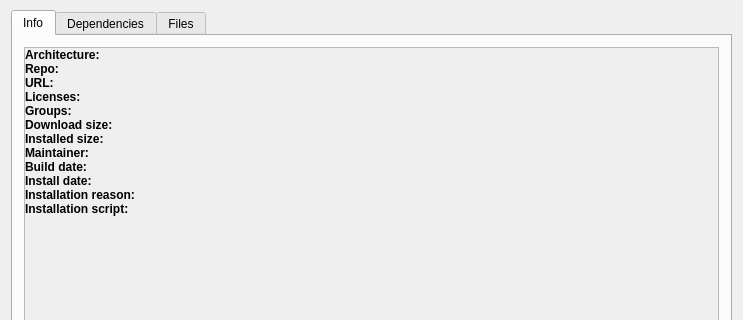
First picture: the form in src/mainwindow.ui, repository Shatur/orson, before the edit; both pictures show x 0 to 743 and y 271 to 591 of the 743 by 722 pixel window.
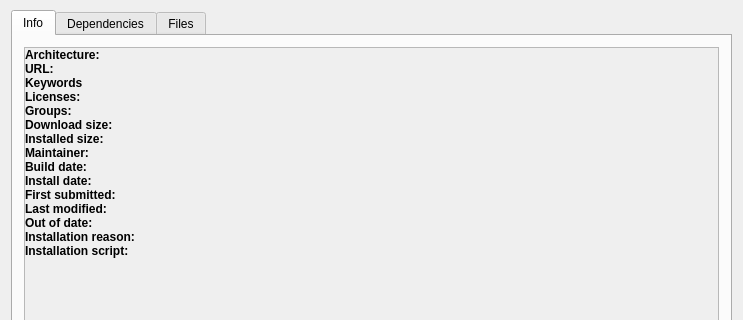
Second picture: the form after the edit. Custom widgets are drawn as their Qt base class.

```diff
--- a/src/mainwindow.ui
+++ b/src/mainwindow.ui
@@ -167,8 +167,8 @@
             <rect>
              <x>0</x>
              <y>0</y>
-             <width>707</width>
-             <height>365</height>
+             <width>687</width>
+             <height>450</height>
             </rect>
            </property>
            <layout class="QFormLayout" name="infoContentLayout">
@@ -220,29 +220,6 @@
              </widget>
             </item>
             <item row="1" column="0">
-             <widget class="QLabel" name="repoTitleLabel">
-              <property name="styleSheet">
-               <string notr="true">font-weight: bold;</string>
-              </property>
-              <property name="text">
-               <string>Repo:</string>
-              </property>
-              <property name="margin">
-               <number>6</number>
-              </property>
-             </widget>
-            </item>
-            <item row="1" column="1">
-             <widget class="QLabel" name="repoLabel">
-              <property name="text">
-               <string/>
-              </property>
-              <property name="margin">
-               <number>6</number>
-              </property>
-             </widget>
-            </item>
-            <item row="2" column="0">
              <widget class="QLabel" name="urlTitleLabel">
               <property name="styleSheet">
                <string notr="true">font-weight: bold;</string>
@@ -255,7 +232,7 @@
               </property>
              </widget>
             </item>
-            <item row="2" column="1">
+            <item row="1" column="1">
              <widget class="QLabel" name="urlLabel">
               <property name="text">
                <string/>
@@ -451,6 +428,78 @@
              </widget>
             </item>
             <item row="10" column="0">
+             <widget class="QLabel" name="firstSubmittedTitleLabel">
+              <property name="styleSheet">
+               <string notr="true">font-weight: bold;</string>
+              </property>
+              <property name="text">
+               <string>First submitted:</string>
+              </property>
+              <property name="margin">
+               <number>6</number>
+              </property>
+             </widget>
+            </item>
+            <item row="10" column="1">
+             <widget class="QLabel" name="firstSubmittedLabel">
+              <property name="text">
+               <string/>
+              </property>
+              <property name="margin">
+               <number>6</number>
+              </property>
+             </widget>
+            </item>
+            <item row="11" column="0">
+             <widget class="QLabel" name="lastModifiedTitleLabel">
+              <property name="styleSheet">
+               <string notr="true">font-weight: bold;</string>
+              </property>
+              <property name="text">
+               <string>Last modified:</string>
+              </property>
+              <property name="margin">
+               <number>6</number>
+              </property>
+             </widget>
+            </item>
+            <item row="11" column="1">
+             <widget class="QLabel" name="lastModifiedLabel">
+              <property name="text">
+               <string/>
+              </property>
+              <property name="margin">
+               <number>6</number>
+              </property>
+             </widget>
+            </item>
+            <item row="12" column="0">
+             <widget class="QLabel" name="outOfDateTitleLabel">
+              <property name="styleSheet">
+               <string notr="true">font-weight: bold;</string>
+              </property>
+              <property name="text">
+               <string>Out of date:</string>
+              </property>
+              <property name="margin">
+               <number>6</number>
+              </property>
+             </widget>
+            </item>
+            <item row="12" column="1">
+             <widget class="QLabel" name="outOfDateLabel">
+              <property name="styleSheet">
+               <string notr="true">color: red;</string>
+              </property>
+              <property name="text">
+               <string/>
+              </property>
+              <property name="margin">
+               <number>6</number>
+              </property>
+             </widget>
+            </item>
+            <item row="13" column="0">
              <widget class="QLabel" name="reasonTitleLabel">
               <property name="styleSheet">
                <string notr="true">font-weight: bold;</string>
@@ -463,7 +512,7 @@
               </property>
              </widget>
             </item>
-            <item row="10" column="1">
+            <item row="13" column="1">
              <widget class="QLabel" name="reasonLabel">
               <property name="text">
                <string/>
@@ -473,7 +522,7 @@
               </property>
              </widget>
             </item>
-            <item row="11" column="0">
+            <item row="14" column="0">
              <widget class="QLabel" name="scriptTitleLabel">
               <property name="styleSheet">
                <string notr="true">font-weight: bold;</string>
@@ -486,7 +535,7 @@
               </property>
              </widget>
             </item>
-            <item row="11" column="1">
+            <item row="14" column="1">
              <widget class="QLabel" name="scriptLabel">
               <property name="text">
                <string/>
@@ -496,6 +545,29 @@
               </property>
              </widget>
             </item>
+            <item row="2" column="0">
+             <widget class="QLabel" name="keywordsTitleLabel">
+              <property name="styleSheet">
+               <string notr="true">font-weight: bold;</string>
+              </property>
+              <property name="text">
+               <string>Keywords</string>
+              </property>
+              <property name="margin">
+               <number>6</number>
+              </property>
+             </widget>
+            </item>
+            <item row="2" column="1">
+             <widget class="QLabel" name="keywordsLabel">
+              <property name="text">
+               <string/>
+              </property>
+              <property name="margin">
+               <number>6</number>
+              </property>
+             </widget>
+            </item>
            </layout>
           </widget>
          </widget>
```
Left out of the diff: 2 changed lines with no effect on the pictures.
